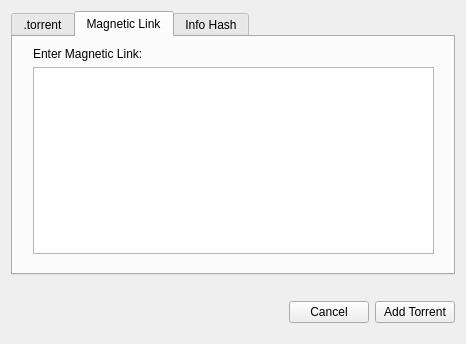
Qt form forms/addtorrentdialog.ui (amit-gp/OpenBit) before a commit.
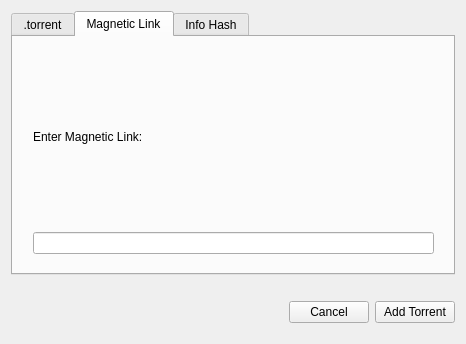
The same form after that commit.

The edit to the form file:
```diff
--- a/forms/addtorrentdialog.ui
+++ b/forms/addtorrentdialog.ui
@@ -80,7 +80,7 @@
            </widget>
           </item>
           <item>
-           <widget class="QPlainTextEdit" name="magLinkTextEdit"/>
+           <widget class="QLineEdit" name="magLinkLineEdit"/>
           </item>
          </layout>
         </widget>
```
